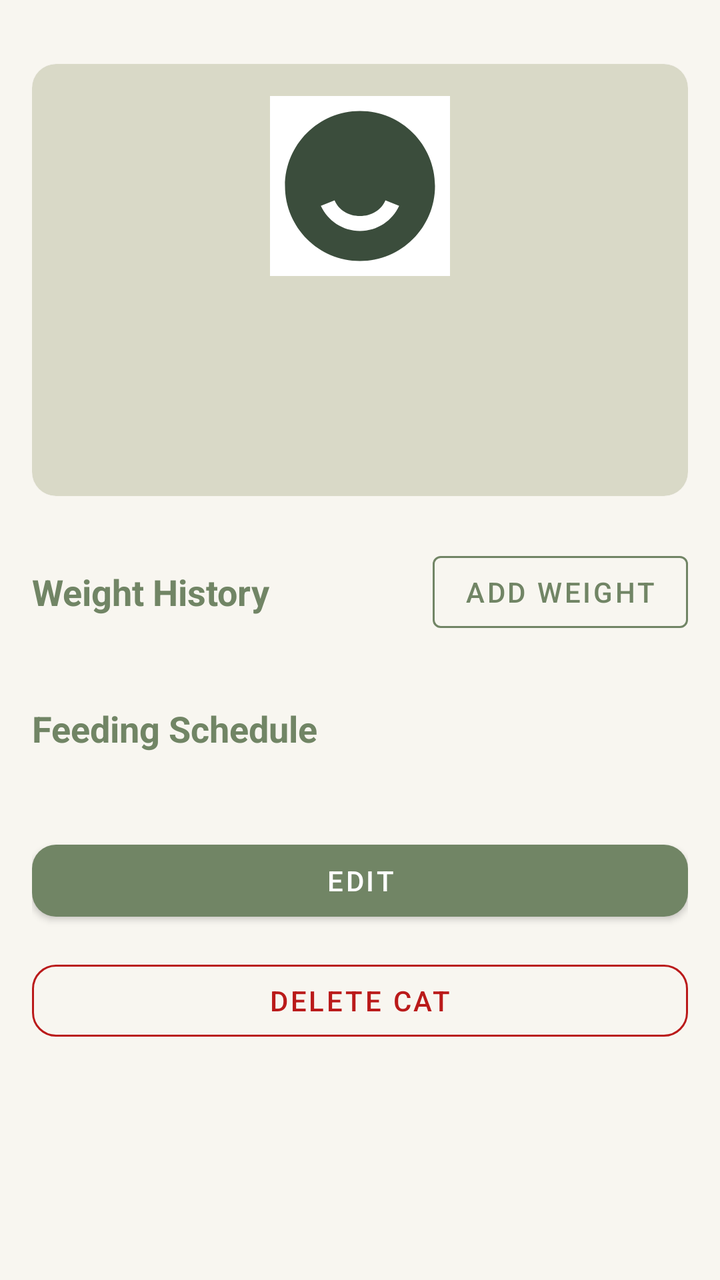
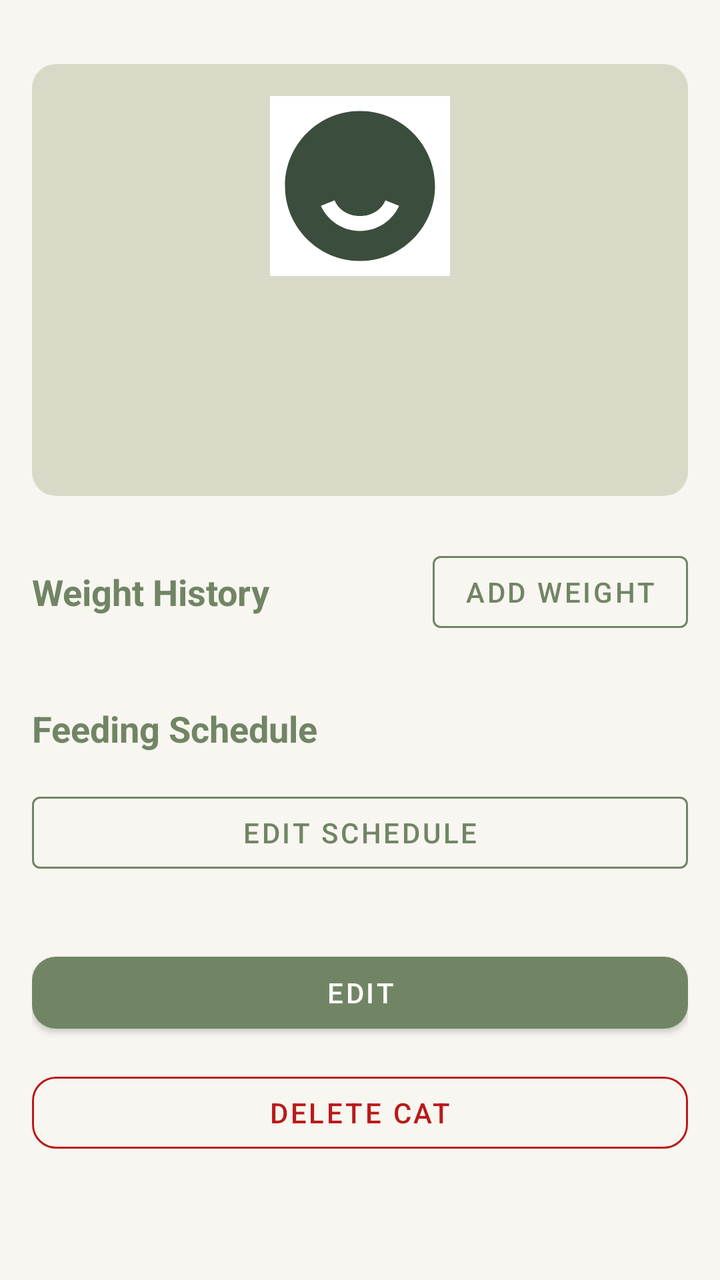

Before-and-after screenshots of an Android layout around one commit, followed by the original layout XML and the change that was made.
<!-- AndroidManifest.xml: application theme Theme.Litterboxd -->
<!-- res/layout/activity_cat_profile.xml -->
<?xml version="1.0" encoding="utf-8"?>
<ScrollView xmlns:android="http://schemas.android.com/apk/res/android"
    xmlns:app="http://schemas.android.com/apk/res-auto"
    android:layout_width="match_parent"
    android:layout_height="match_parent"
    android:background="@color/off_white_background"
    android:padding="@dimen/margin_horizontal">

    <LinearLayout
        android:layout_width="match_parent"
        android:layout_height="wrap_content"
        android:orientation="vertical"
        android:paddingBottom="32dp">

        
        <com.google.android.material.card.MaterialCardView
            android:layout_width="match_parent"
            android:layout_height="wrap_content"
            android:layout_marginTop="16dp"
            app:cardBackgroundColor="@color/surface_card"
            app:cardCornerRadius="@dimen/corner_radius">

            <LinearLayout
                android:layout_width="match_parent"
                android:layout_height="wrap_content"
                android:orientation="vertical"
                android:padding="16dp"
                android:gravity="center">

                <ImageView
                    android:id="@+id/imgProfilePhoto"
                    android:layout_width="90dp"
                    android:layout_height="90dp"
                    android:background="@color/white"
                    android:contentDescription="@string/title_cat_profile"
                    android:scaleType="centerCrop"
                    app:srcCompat="@drawable/ic_cat_face" />

                <TextView
                    android:id="@+id/tvProfileName"
                    android:layout_width="wrap_content"
                    android:layout_height="wrap_content"
                    android:layout_marginTop="12dp"
                    android:textColor="@color/black"
                    android:textSize="22sp"
                    android:textStyle="bold" />

                <TextView
                    android:id="@+id/tvProfileLifeStage"
                    android:layout_width="wrap_content"
                    android:layout_height="wrap_content"
                    android:layout_marginTop="4dp"
                    android:textColor="@color/sage_primary"
                    android:textSize="16sp"
                    android:textStyle="bold" />

                <TextView
                    android:id="@+id/tvProfileDetails"
                    android:layout_width="wrap_content"
                    android:layout_height="wrap_content"
                    android:layout_marginTop="8dp"
                    android:textColor="@color/text_dark_gray"
                    android:textSize="@dimen/text_size_small"
                    android:gravity="center" />
            </LinearLayout>
        </com.google.android.material.card.MaterialCardView>

        
        <LinearLayout
            android:layout_width="match_parent"
            android:layout_height="wrap_content"
            android:layout_marginTop="24dp"
            android:gravity="center_vertical"
            android:orientation="horizontal">

            <TextView
                android:layout_width="0dp"
                android:layout_height="wrap_content"
                android:layout_weight="1"
                android:text="@string/section_weight_history"
                android:textColor="@color/sage_primary"
                android:textSize="18sp"
                android:textStyle="bold" />

            <com.google.android.material.button.MaterialButton
                android:id="@+id/btnAddWeight"
                style="@style/Widget.MaterialComponents.Button.OutlinedButton"
                android:layout_width="wrap_content"
                android:layout_height="wrap_content"
                android:text="@string/btn_add_weight"
                app:strokeColor="@color/sage_primary" />
        </LinearLayout>

        <LinearLayout
            android:id="@+id/containerWeightLogs"
            android:layout_width="match_parent"
            android:layout_height="wrap_content"
            android:layout_marginTop="8dp"
            android:orientation="vertical" />

        
        <TextView
            android:layout_width="wrap_content"
            android:layout_height="wrap_content"
            android:layout_marginTop="24dp"
            android:text="@string/section_feeding_schedule"
            android:textColor="@color/sage_primary"
            android:textSize="18sp"
            android:textStyle="bold" />

        <LinearLayout
            android:id="@+id/containerFeedingMeals"
            android:layout_width="match_parent"
            android:layout_height="wrap_content"
            android:layout_marginTop="8dp"
            android:orientation="vertical" />

        
        <com.google.android.material.button.MaterialButton
            android:id="@+id/btnEditCat"
            android:layout_width="match_parent"
            android:layout_height="@dimen/button_height"
            android:layout_marginTop="32dp"
            android:text="@string/btn_edit"
            app:backgroundTint="@color/sage_primary"
            app:cornerRadius="@dimen/corner_radius" />

        <com.google.android.material.button.MaterialButton
            android:id="@+id/btnDeleteCat"
            style="@style/Widget.MaterialComponents.Button.OutlinedButton"
            android:layout_width="match_parent"
            android:layout_height="@dimen/button_height"
            android:layout_marginTop="12dp"
            android:text="@string/btn_delete_cat"
            android:textColor="@color/error_red"
            app:cornerRadius="@dimen/corner_radius"
            app:strokeColor="@color/error_red" />

    </LinearLayout>
</ScrollView>
<!-- resources referenced by this layout -->
<resources>
  <color name="black">#000000</color>
  <color name="error_red">#BA1A1A</color>
  <color name="off_white_background">#F8F6F0</color>
  <color name="sage_primary">#718565</color>
  <color name="surface_card">#D9D9C7</color>
  <color name="text_dark_gray">#686868</color>
  <color name="white">#FFFFFF</color>
  <dimen name="button_height">48dp</dimen>
  <dimen name="corner_radius">12dp</dimen>
  <dimen name="margin_horizontal">16dp</dimen>
  <dimen name="text_size_small">14sp</dimen>
  <!-- drawable ic_cat_face (drawable) -->
  <vector xmlns:android="http://schemas.android.com/apk/res/android"
      android:width="28dp"
      android:height="28dp"
      android:viewportWidth="24"
      android:viewportHeight="24">
      <path
          android:fillColor="#3B4D3C"
          android:pathData="M12,2C6.48,2 2,6.48 2,12c0,5.52 4.48,10 10,10s10,-4.48 10,-10C22,6.48 17.52,2 12,2zM7,9c1.1,0 2,-0.9 2,-2s-0.9,-2 -2,-2 -2,0.9 -2,2 0.9,2 2,2zM17,9c1.1,0 2,-0.9 2,-2s-0.9,-2 -2,-2 -2,0.9 -2,2 0.9,2 2,2zM12,18c-2.33,0 -4.31,-1.38 -5.22,-3.35l1.83,-0.74C9.17,15.24 10.49,16 12,16s2.83,-0.76 3.39,-2.09l1.83,0.74C16.31,16.62 14.33,18 12,18z"/>
  </vector>
  <string name="btn_add_weight">Add Weight</string>
  <string name="btn_delete_cat">Delete Cat</string>
  <string name="btn_edit">Edit</string>
  <string name="section_feeding_schedule">Feeding Schedule</string>
  <string name="section_weight_history">Weight History</string>
  <string name="title_cat_profile">Cat Profile</string>
  <style name="Theme.Litterboxd" parent="Theme.MaterialComponents.Light.NoActionBar">
          
          <item name="colorPrimary">@color/sage_primary</item>
          <item name="colorPrimaryVariant">@color/sage_primary</item>
          <item name="colorOnPrimary">@color/white</item>
          
          <item name="colorSecondary">@color/coral_secondary</item>
          <item name="colorSecondaryVariant">@color/coral_secondary</item>
          <item name="colorOnSecondary">@color/black</item>
          
          <item name="android:windowBackground">@color/off_white_background</item>
          <item name="colorSurface">@color/surface_card</item>
          <item name="colorOnSurface">@color/text_dark_gray</item>
          <item name="colorError">@color/error_red</item>
      </style>
  <color name="coral_secondary">#F4A58A</color>
</resources>

<!-- the commit's change to res/layout/activity_cat_profile.xml (unified diff, before → after) -->
@@ -115,6 +115,15 @@
             android:layout_marginTop="8dp"
             android:orientation="vertical" />
 
+        <com.google.android.material.button.MaterialButton
+            android:id="@+id/btnEditSchedule"
+            style="@style/Widget.MaterialComponents.Button.OutlinedButton"
+            android:layout_width="match_parent"
+            android:layout_height="@dimen/button_height"
+            android:layout_marginTop="8dp"
+            android:text="@string/btn_edit_schedule"
+            app:strokeColor="@color/sage_primary" />
+
         
         <com.google.android.material.button.MaterialButton
             android:id="@+id/btnEditCat"
<!-- resource entries referenced after the edit -->
@@ -24,6 +24,7 @@
   <string name="btn_add_weight">Add Weight</string>
   <string name="btn_delete_cat">Delete Cat</string>
   <string name="btn_edit">Edit</string>
+  <string name="btn_edit_schedule">Edit Schedule</string>
   <string name="section_feeding_schedule">Feeding Schedule</string>
   <string name="section_weight_history">Weight History</string>
   <string name="title_cat_profile">Cat Profile</string>
